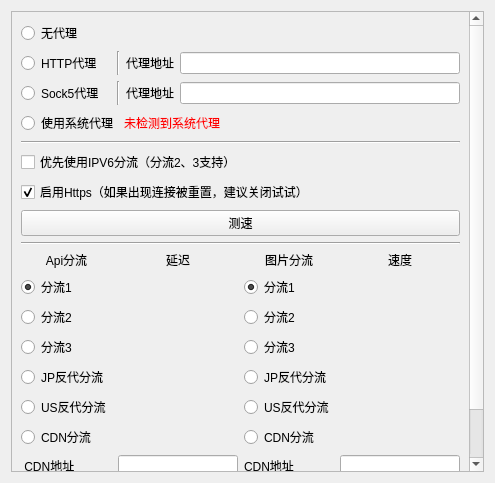
Before: the Qt Designer form ui/component/ui_login_proxy_widget.ui in tonquer/picacg-qt, drawn with Qt 5.
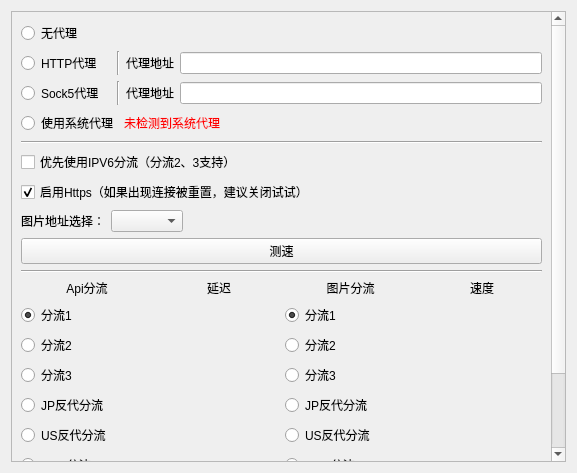
After: the same form once the commit is applied. Custom widgets are drawn as their Qt base class.

What changed in the file:
```diff
--- a/ui/component/ui_login_proxy_widget.ui
+++ b/ui/component/ui_login_proxy_widget.ui
@@ -6,13 +6,13 @@
    <rect>
     <x>0</x>
     <y>0</y>
-    <width>495</width>
-    <height>483</height>
+    <width>577</width>
+    <height>473</height>
    </rect>
   </property>
   <property name="minimumSize">
    <size>
-    <width>450</width>
+    <width>550</width>
     <height>0</height>
    </size>
   </property>
@@ -33,8 +33,8 @@
        <rect>
         <x>0</x>
         <y>0</y>
-        <width>458</width>
-        <height>483</height>
+        <width>540</width>
+        <height>512</height>
        </rect>
       </property>
       <layout class="QVBoxLayout" name="verticalLayout">
@@ -217,6 +217,33 @@
          </item>
         </layout>
        </item>
+       <item>
+        <layout class="QHBoxLayout" name="horizontalLayout_3">
+         <item>
+          <widget class="QLabel" name="label_9">
+           <property name="text">
+            <string>图片地址选择：</string>
+           </property>
+          </widget>
+         </item>
+         <item>
+          <widget class="WheelComboBox" name="imgCombox"/>
+         </item>
+         <item>
+          <spacer name="horizontalSpacer_2">
+           <property name="orientation">
+            <enum>Qt::Horizontal</enum>
+           </property>
+           <property name="sizeHint" stdset="0">
+            <size>
+             <width>40</width>
+             <height>20</height>
+            </size>
+           </property>
+          </spacer>
+         </item>
+        </layout>
+       </item>
        <item>
         <widget class="QPushButton" name="testSpeedButton">
          <property name="text">
@@ -559,6 +586,11 @@
    <header location="global">component.scroll_area.smooth_scroll_area.h</header>
    <container>1</container>
   </customwidget>
+  <customwidget>
+   <class>WheelComboBox</class>
+   <extends>QComboBox</extends>
+   <header location="global">component.box.wheel_combo_box.h</header>
+  </customwidget>
  </customwidgets>
  <resources/>
  <connections>
```
Left out of the diff: 400 changed lines with no effect on the pictures.
